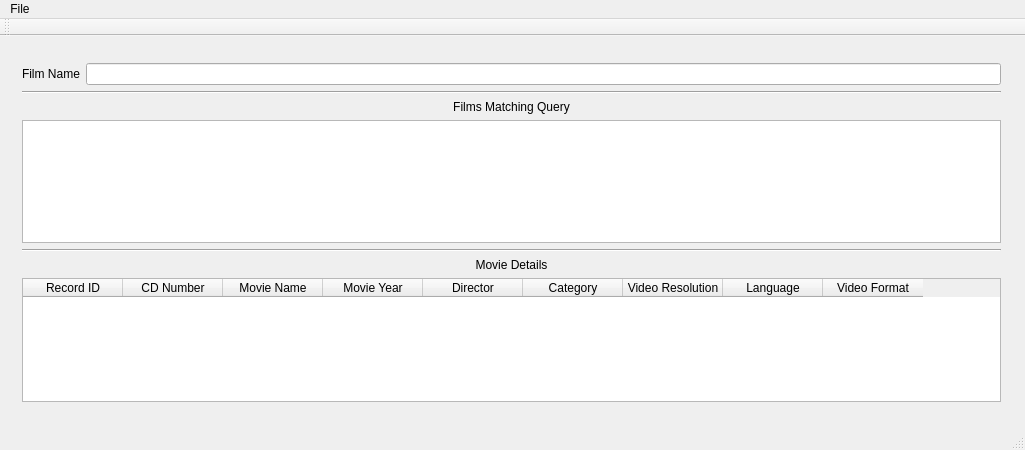
Before: the Qt Designer form mainwindow.ui in DanielAtkinson/CDCollectionProject, drawn with Qt 5.
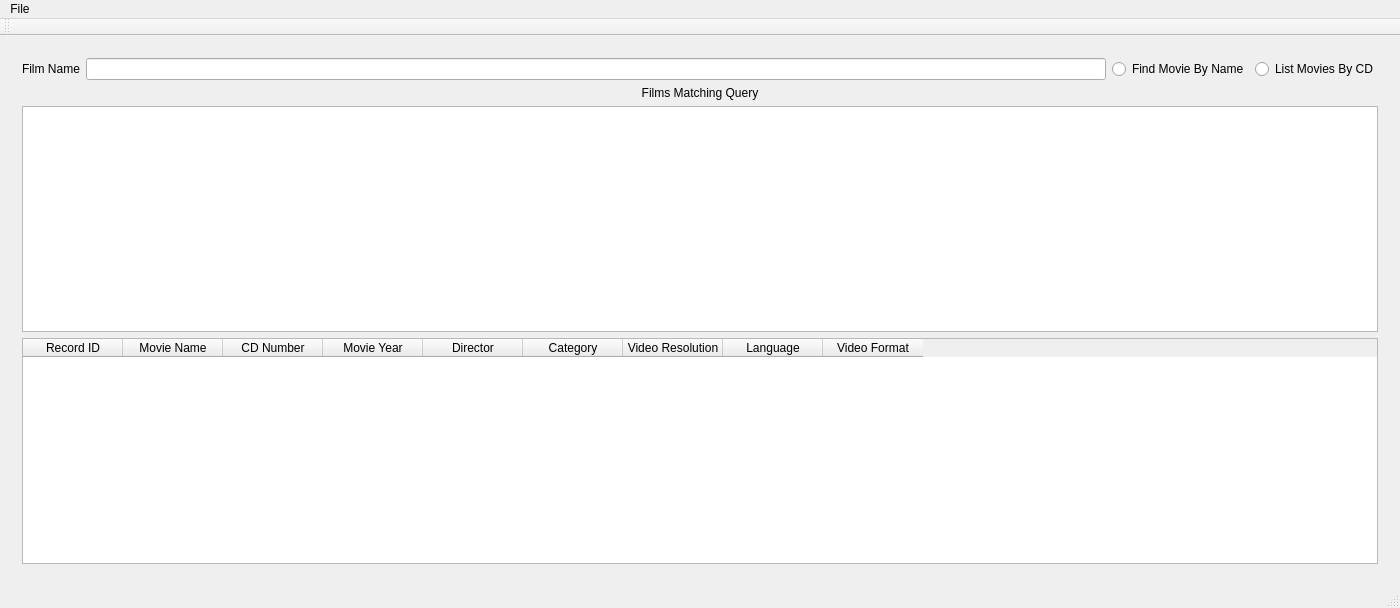
After: the same form once the commit is applied.

Commit message: Updated 'Find CD' page to allow for dynamic widths after researching Layouts.

Patch:
```diff
--- a/mainwindow.ui
+++ b/mainwindow.ui
@@ -6,48 +6,57 @@
    <rect>
     <x>0</x>
     <y>0</y>
-    <width>1025</width>
-    <height>450</height>
+    <width>1400</width>
+    <height>608</height>
    </rect>
   </property>
+  <property name="minimumSize">
+   <size>
+    <width>500</width>
+    <height>0</height>
+   </size>
+  </property>
   <property name="windowTitle">
    <string>MainWindow</string>
   </property>
   <widget class="QWidget" name="centralWidget">
    <layout class="QGridLayout" name="gridLayout">
-    <item row="0" column="1">
+    <item row="0" column="0">
      <widget class="QStackedWidget" name="stackedWidget">
       <property name="currentIndex">
        <number>0</number>
       </property>
       <widget class="QWidget" name="page">
-       <widget class="QWidget" name="widget" native="true">
-        <property name="geometry">
-         <rect>
-          <x>0</x>
-          <y>5</y>
-          <width>1011</width>
-          <height>361</height>
-         </rect>
-        </property>
-        <widget class="QWidget" name="gridLayoutWidget">
-         <property name="geometry">
-          <rect>
-           <x>0</x>
-           <y>0</y>
-           <width>1001</width>
-           <height>361</height>
-          </rect>
-         </property>
-         <layout class="QGridLayout" name="gridLayout_2">
-          <item row="2" column="0" colspan="2">
-           <widget class="Line" name="line">
-            <property name="orientation">
-             <enum>Qt::Horizontal</enum>
+       <layout class="QGridLayout" name="gridLayout_5">
+        <item row="0" column="4">
+         <widget class="QRadioButton" name="radioButton_2">
+          <property name="text">
+           <string>List Movies By CD</string>
+          </property>
+         </widget>
+        </item>
+        <item row="0" column="0" colspan="2">
+         <widget class="QLabel" name="label">
+          <property name="text">
+           <string>Film Name</string>
+          </property>
+         </widget>
+        </item>
+        <item row="0" column="2">
+         <widget class="QLineEdit" name="CDQuery">
+          <property name="alignment">
+           <set>Qt::AlignCenter</set>
             </property>
            </widget>
           </item>
-          <item row="3" column="0" colspan="2">
+        <item row="0" column="3">
+         <widget class="QRadioButton" name="radioButton">
+          <property name="text">
+           <string>Find Movie By Name</string>
+          </property>
+         </widget>
+        </item>
+        <item row="2" column="0" colspan="5">
            <widget class="QLabel" name="label_3">
             <property name="maximumSize">
              <size>
@@ -66,60 +75,23 @@
             </property>
            </widget>
           </item>
-          <item row="1" column="1">
-           <widget class="QLineEdit" name="CDQuery"/>
-          </item>
-          <item row="7" column="0" colspan="2">
-           <widget class="QLabel" name="L_MovieDetails">
-            <property name="text">
-             <string>Movie Details</string>
-            </property>
-            <property name="alignment">
-             <set>Qt::AlignCenter</set>
-            </property>
-           </widget>
-          </item>
-          <item row="1" column="0">
-           <widget class="QLabel" name="label">
-            <property name="text">
-             <string>Film Name</string>
-            </property>
-           </widget>
-          </item>
-          <item row="6" column="0" colspan="2">
-           <widget class="Line" name="line_2">
-            <property name="orientation">
-             <enum>Qt::Horizontal</enum>
-            </property>
-           </widget>
-          </item>
-          <item row="4" column="0" colspan="2">
-           <widget class="QListWidget" name="MatchedMovies">
-            <property name="minimumSize">
-             <size>
-              <width>300</width>
-              <height>0</height>
-             </size>
-            </property>
-           </widget>
-          </item>
-          <item row="8" column="0" colspan="2">
+        <item row="5" column="0" colspan="5">
            <widget class="QTableWidget" name="tableWidget">
             <column>
              <property name="text">
               <string>Record ID</string>
              </property>
             </column>
-            <column>
-             <property name="text">
-              <string>CD Number</string>
-             </property>
-            </column>
             <column>
              <property name="text">
               <string>Movie Name</string>
              </property>
             </column>
+          <column>
+           <property name="text">
+            <string>CD Number</string>
+           </property>
+          </column>
             <column>
              <property name="text">
               <string>Movie Year</string>
@@ -152,9 +124,17 @@
             </column>
            </widget>
           </item>
-         </layout>
-        </widget>
-       </widget>
+        <item row="3" column="0" colspan="5">
+         <widget class="QListWidget" name="MatchedMovies">
+          <property name="minimumSize">
+           <size>
+            <width>300</width>
+            <height>0</height>
+           </size>
+          </property>
+         </widget>
+        </item>
+       </layout>
       </widget>
       <widget class="QWidget" name="page_2">
        <widget class="QWidget" name="widget_2" native="true">
@@ -289,7 +269,7 @@
     <rect>
      <x>0</x>
      <y>0</y>
-     <width>1025</width>
+     <width>1400</width>
      <height>25</height>
     </rect>
    </property>
```
Lines whose indentation alone changed are shown as unchanged. The commit also changes 1 other file.
